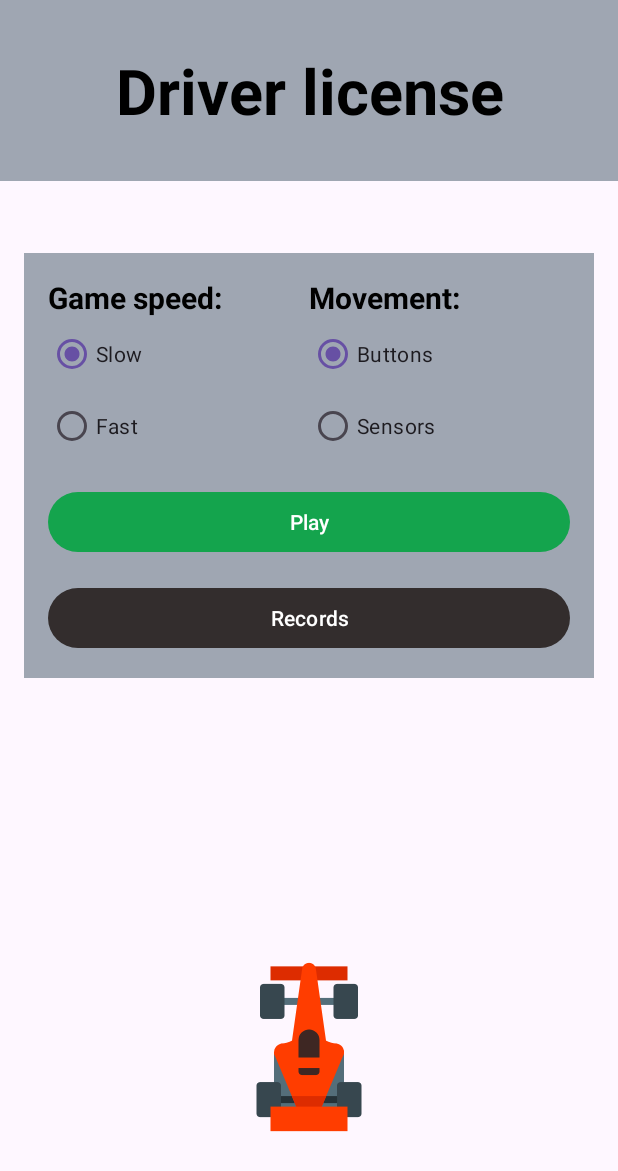
After one commit to DorMor1999/Assinment-Android-2, an Android app: the startActivity screen opened directly, with no data from a screen before it, on a phone screen of 412 x 824 dp. The commit adds this screen. Shown: the top 1171 px of the screen. Run offline under Robolectric (Android 15) with nearby library versions, the phone set to English and light mode, and no system bars.

Commit message:
adding start activity and design this activity

```diff
--- a/app/src/main/AndroidManifest.xml
+++ b/app/src/main/AndroidManifest.xml
@@ -3,6 +3,7 @@
     xmlns:tools="http://schemas.android.com/tools">
 
     <uses-permission android:name="android.permission.VIBRATE" />
+
     <application
         android:allowBackup="true"
         android:dataExtractionRules="@xml/data_extraction_rules"
@@ -13,6 +14,15 @@
         android:supportsRtl="false"
         android:theme="@style/Theme.Assignment_Android_2"
         tools:targetApi="31">
+        <activity
+            android:name=".startActivity"
+            android:exported="true">
+            <intent-filter>
+                <action android:name="android.intent.action.MAIN" />
+
+                <category android:name="android.intent.category.LAUNCHER" />
+            </intent-filter>
+        </activity>
         <activity
             android:name=".MainActivity"
             android:exported="true"
--- /dev/null
+++ b/app/src/main/java/com/example/assignment_android_2/startActivity.java
@@ -0,0 +1,18 @@
+package com.example.assignment_android_2;
+
+import android.os.Bundle;
+
+import androidx.activity.EdgeToEdge;
+import androidx.appcompat.app.AppCompatActivity;
+import androidx.core.graphics.Insets;
+import androidx.core.view.ViewCompat;
+import androidx.core.view.WindowInsetsCompat;
+
+public class startActivity extends AppCompatActivity {
+
+    @Override
+    protected void onCreate(Bundle savedInstanceState) {
+        super.onCreate(savedInstanceState);
+        setContentView(R.layout.activity_start);
+    }
+}
--- /dev/null
+++ b/app/src/main/res/layout/activity_start.xml
@@ -0,0 +1,148 @@
+<?xml version="1.0" encoding="utf-8"?>
+<RelativeLayout xmlns:android="http://schemas.android.com/apk/res/android"
+    xmlns:app="http://schemas.android.com/apk/res-auto"
+    xmlns:tools="http://schemas.android.com/tools"
+    android:id="@+id/main"
+    android:layout_width="match_parent"
+    android:layout_height="match_parent"
+    tools:context=".startActivity">
+
+    <!--title part-->
+    <com.google.android.material.textview.MaterialTextView
+        android:id="@+id/start_LBL_title"
+        android:layout_width="match_parent"
+        android:layout_height="wrap_content"
+        android:gravity="center"
+        android:text="@string/game_name_string"
+        android:textColor="@color/black"
+        android:textSize="@dimen/title_size_start_activity"
+        android:textStyle="bold"
+        android:background="@color/gray"
+        android:padding="@dimen/title_padding_start_activity"
+        android:layout_marginBottom="@dimen/title_margin_bottom_start_activity"
+        />
+
+
+
+
+    <androidx.appcompat.widget.LinearLayoutCompat
+        android:id="@+id/matrix_container"
+        android:layout_width="match_parent"
+        android:layout_height="wrap_content"
+        android:layout_below="@+id/start_LBL_title"
+        android:layout_margin="@dimen/form_margin_start_activity"
+        android:padding="@dimen/form_padding_start_activity"
+        android:orientation="vertical"
+        android:background="@color/gray">
+
+
+        <!--form part-->
+        <androidx.appcompat.widget.LinearLayoutCompat
+            android:id="@+id/start_linear_layout_form"
+            android:layout_width="match_parent"
+            android:layout_height="wrap_content"
+            android:orientation="horizontal"
+            android:layout_weight="1"
+            >
+
+            <!--game speed part-->
+            <RadioGroup
+                android:layout_width="match_parent"
+                android:layout_height="wrap_content"
+                android:layout_weight="1"
+                android:orientation="vertical">
+
+                <com.google.android.material.textview.MaterialTextView
+                    android:layout_width="match_parent"
+                    android:layout_height="wrap_content"
+                    android:text="@string/game_speed_string"
+                    android:textColor="@color/black"
+                    android:textSize="@dimen/form_title_size_start_activity"
+                    android:textStyle="bold"
+
+                    />
+
+                <RadioButton android:id="@+id/radio_slow"
+                    android:layout_width="wrap_content"
+                    android:layout_height="wrap_content"
+                    android:text="@string/slow_string"
+                    android:checked="true"/>
+                <RadioButton android:id="@+id/radio_fast"
+                    android:layout_width="wrap_content"
+                    android:layout_height="wrap_content"
+                    android:text="@string/fast_string"/>
+            </RadioGroup>
+
+            <!--movement part-->
+            <RadioGroup
+                android:layout_width="match_parent"
+                android:layout_height="wrap_content"
+                android:layout_weight="1"
+                android:orientation="vertical">
+
+                <com.google.android.material.textview.MaterialTextView
+                    android:layout_width="match_parent"
+                    android:layout_height="wrap_content"
+                    android:text="@string/movement_string"
+                    android:textColor="@color/black"
+                    android:textSize="@dimen/form_title_size_start_activity"
+                    android:textStyle="bold"
+                    />
+
+                <RadioButton android:id="@+id/radio_buttons"
+                    android:layout_width="wrap_content"
+                    android:layout_height="wrap_content"
+                    android:text="@string/buttons_string"
+                    android:checked="true"/>
+                <RadioButton android:id="@+id/radio_sensors"
+                    android:layout_width="wrap_content"
+                    android:layout_height="wrap_content"
+                    android:text="@string/sensors_string"/>
+            </RadioGroup>
+
+
+        </androidx.appcompat.widget.LinearLayoutCompat>
+
+
+        <!--play button part-->
+        <com.google.android.material.button.MaterialButton
+            android:id="@+id/main_BTN_play"
+            android:layout_width="match_parent"
+            android:layout_height="wrap_content"
+            android:layout_weight="1"
+            android:layout_marginTop="@dimen/margin_top_buttons_start_activity"
+            app:backgroundTint="@color/green_button"
+            android:text="@string/play_string" />
+
+        <!--records button part-->
+        <com.google.android.material.button.MaterialButton
+            android:id="@+id/main_BTN_records"
+            android:layout_width="match_parent"
+            android:layout_height="wrap_content"
+            android:layout_weight="1"
+            android:layout_marginTop="@dimen/margin_top_buttons_start_activity"
+            android:text="@string/records_string"
+            app:backgroundTint="@color/dark_button"/>
+
+    </androidx.appcompat.widget.LinearLayoutCompat>
+
+    <androidx.appcompat.widget.LinearLayoutCompat
+        android:layout_width="match_parent"
+        android:layout_height="wrap_content"
+        android:orientation="horizontal"
+        android:layout_alignParentBottom="true"
+        >
+        <androidx.appcompat.widget.AppCompatImageView
+            android:layout_width="0dp"
+            android:layout_height="@dimen/pic_width_and_height"
+            android:layout_alignParentBottom="true"
+            android:layout_weight="1"
+            app:srcCompat="@drawable/car"
+            android:visibility="visible"
+            android:layout_marginBottom="@dimen/default_margin"
+            android:rotation="-90"/>
+
+
+    </androidx.appcompat.widget.LinearLayoutCompat>
+
+</RelativeLayout>
--- a/app/src/main/res/values/colors.xml
+++ b/app/src/main/res/values/colors.xml
@@ -5,4 +5,7 @@
     <color name="arrows_buttons_color">#E91E63</color>
     <color name="game_icon_blue">#1E90FF</color>
     <color name="game_icon_green">#7FFF00</color>
+    <color name="gray">#9FA6B2</color>
+    <color name="green_button">#14A44D</color>
+    <color name="dark_button">#332D2D</color>
 </resources>
--- a/app/src/main/res/values/dimens.xml
+++ b/app/src/main/res/values/dimens.xml
@@ -10,4 +10,12 @@
     <dimen name="padding_rows_vertical">5dp</dimen>
     <dimen name="points_size">36sp</dimen>
     <dimen name="points_up_margin">9dp</dimen>
+    <dimen name="title_size_start_activity">42sp</dimen>
+    <dimen name="title_padding_start_activity">32dp</dimen>
+    <dimen name="title_margin_bottom_start_activity">32dp</dimen>
+    <dimen name="form_title_size_start_activity">20sp</dimen>
+    <dimen name="form_margin_start_activity">16dp</dimen>
+    <dimen name="form_padding_start_activity">16dp</dimen>
+    <dimen name="margin_top_buttons_start_activity">16dp</dimen>
+    <dimen name="pic_width_and_height">220dp</dimen>
 </resources>
--- a/app/src/main/res/values/strings.xml
+++ b/app/src/main/res/values/strings.xml
@@ -1,3 +1,12 @@
 <resources>
     <string name="app_name">Assignment_Android_2</string>
+    <string name="game_name_string">Driver license</string>
+    <string name="game_speed_string">Game speed:</string>
+    <string name="slow_string">Slow</string>
+    <string name="fast_string">Fast</string>
+    <string name="movement_string">Movement:</string>
+    <string name="buttons_string">Buttons</string>
+    <string name="sensors_string">Sensors</string>
+    <string name="play_string">Play</string>
+    <string name="records_string">Records</string>
 </resources>
```
